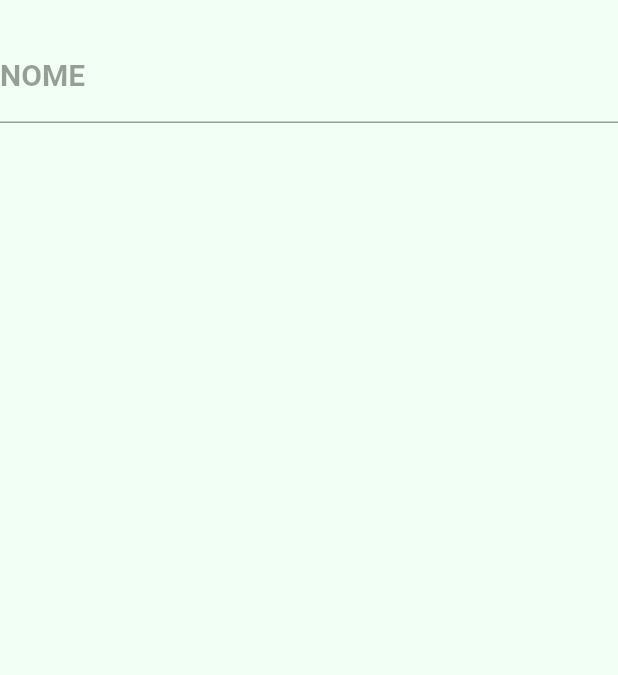
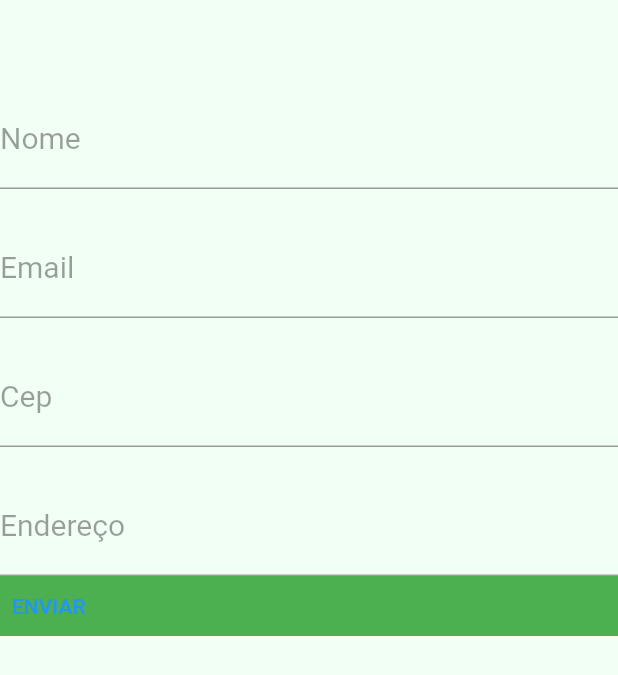
Before and after one commit to ZiusDH/Teste_Kokuati, a Flutter app: the screen it shows after launch, on a phone screen of 412 x 824 dp. Shown: the top 675 px of the screen. Run offline on Flutter 3.47's test engine with Material 2 defaults, Android fonts, the phone set to English and light mode, and no system bars; missing offline and left inert: dart:ffi.

Commit message:
posicionamento das caixas

```diff
--- a/lib/pages/form.dart
+++ b/lib/pages/form.dart
@@ -1,3 +1,4 @@
+import 'dart:ffi';
 import 'dart:ui';
 
 import 'package:flutter/material.dart';
@@ -25,18 +26,99 @@ class Formulario extends StatelessWidget {
         child: ListView(
           children: <Widget>[
             SizedBox(
-              height: 20,
+              height: 60,
             ),
             TextFormField(
               keyboardType: TextInputType.name,
               decoration: InputDecoration(
-                labelText: "NOME",
+                labelText: "Nome",
                 labelStyle: TextStyle(
                   color: Colors.black38,
-                  fontWeight: FontWeight.bold,
+                  fontWeight: FontWeight.w400,
                   fontSize: 20,
+                  //fontFamily: inter,
                 ),
               ),
+              style: TextStyle(
+                color: Colors.black,
+                fontSize: 20,
+                fontWeight: FontWeight.bold,
+              ),
+            ),
+            SizedBox(
+              height: 20,
+            ),
+            TextFormField(
+              keyboardType: TextInputType.emailAddress,
+              decoration: InputDecoration(
+                labelText: "Email",
+                labelStyle: TextStyle(
+                  color: Colors.black38,
+                  fontWeight: FontWeight.w400,
+                  fontSize: 20,
+                  //fontFamily: inter,
+                ),
+              ),
+              style: TextStyle(
+                color: Colors.black,
+                fontSize: 20,
+                fontWeight: FontWeight.bold,
+              ),
+            ),
+            SizedBox(
+              height: 20,
+            ),
+            TextFormField(
+              keyboardType: TextInputType.number,
+              decoration: InputDecoration(
+                labelText: "Cep",
+                labelStyle: TextStyle(
+                  color: Colors.black38,
+                  fontWeight: FontWeight.w400,
+                  fontSize: 20,
+                  //fontFamily: inter,
+                ),
+              ),
+              style: TextStyle(
+                color: Colors.black,
+                fontSize: 20,
+                fontWeight: FontWeight.bold,
+              ),
+            ),
+            SizedBox(
+              height: 20,
+            ),
+            TextFormField(
+              //keyboardType: TextInputType.emailAddress,
+              decoration: InputDecoration(
+                labelText: "Endereço",
+                labelStyle: TextStyle(
+                  color: Colors.black38,
+                  fontWeight: FontWeight.w400,
+                  fontSize: 20,
+                  //fontFamily: inter,
+                ),
+              ),
+              style: TextStyle(
+                color: Colors.black,
+                fontSize: 20,
+                fontWeight: FontWeight.bold,
+              ),
+            ),
+            Container(
+              height: 40,
+              decoration: BoxDecoration(
+                color: Colors.green,
+              ),
+              child: TextButton(
+                  onPressed: () {},
+                  child: SizedBox.expand(
+                    child: Row(
+                      children: [
+                        Text("ENVIAR"),
+                      ],
+                    ),
+                  )),
             ),
           ],
         ),
```
